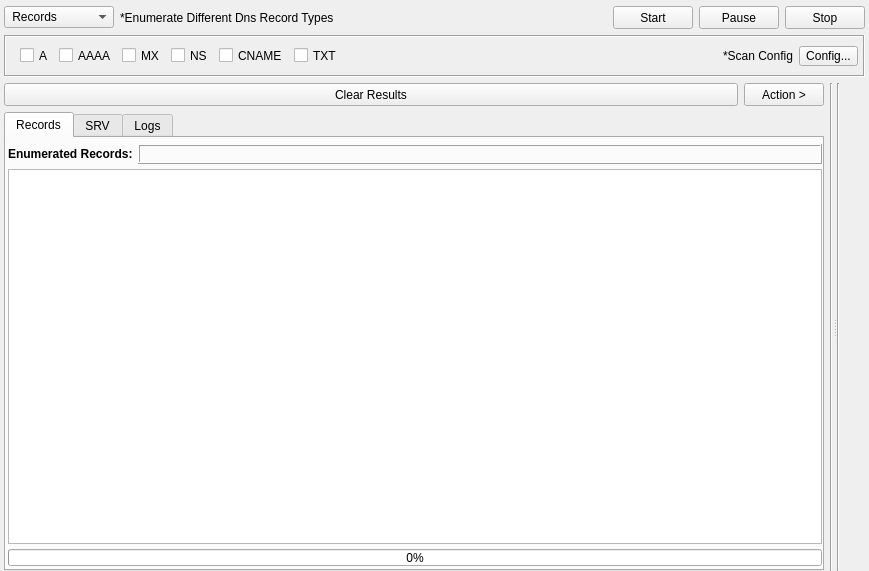
3nock/OTE, file gui/src/engines/dns/DnsRecords.ui: the form before one commit.
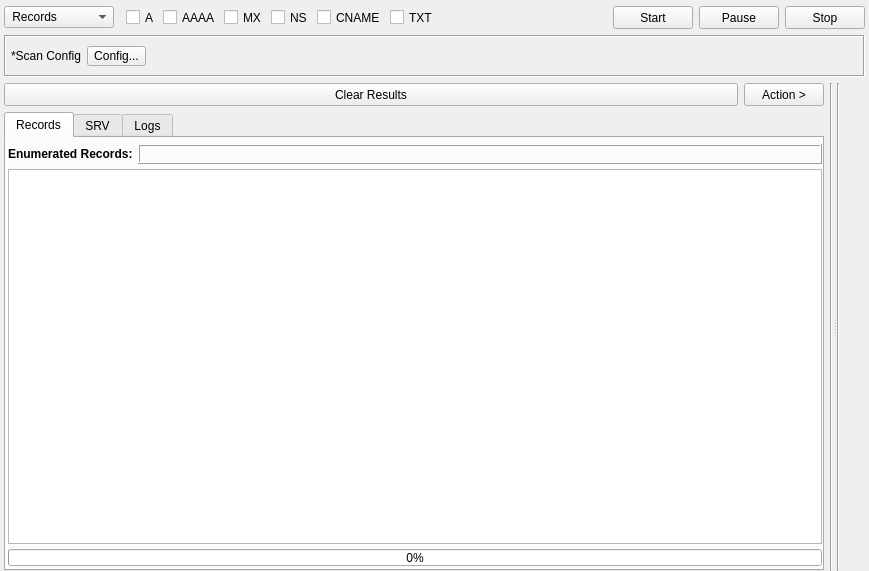
The form after the commit. Custom widgets are drawn as their Qt base class.

The edit to the form file:
```diff
--- a/gui/src/engines/dns/DnsRecords.ui
+++ b/gui/src/engines/dns/DnsRecords.ui
@@ -70,10 +70,144 @@
       </widget>
      </item>
      <item>
-      <widget class="QLabel" name="label_2">
-       <property name="text">
-        <string>*Enumerate Different Dns Record Types</string>
+      <widget class="QFrame" name="frame_records">
+       <property name="sizePolicy">
+        <sizepolicy hsizetype="Preferred" vsizetype="Maximum">
+         <horstretch>0</horstretch>
+         <verstretch>0</verstretch>
+        </sizepolicy>
        </property>
+       <property name="maximumSize">
+        <size>
+         <width>16777215</width>
+         <height>27</height>
+        </size>
+       </property>
+       <property name="frameShape">
+        <enum>QFrame::NoFrame</enum>
+       </property>
+       <property name="frameShadow">
+        <enum>QFrame::Sunken</enum>
+       </property>
+       <layout class="QHBoxLayout" name="horizontalLayout_4">
+        <property name="spacing">
+         <number>4</number>
+        </property>
+        <property name="leftMargin">
+         <number>6</number>
+        </property>
+        <property name="topMargin">
+         <number>1</number>
+        </property>
+        <property name="rightMargin">
+         <number>6</number>
+        </property>
+        <property name="bottomMargin">
+         <number>0</number>
+        </property>
+        <item>
+         <widget class="QCheckBox" name="checkBoxA">
+          <property name="maximumSize">
+           <size>
+            <width>16777215</width>
+            <height>15</height>
+           </size>
+          </property>
+          <property name="text">
+           <string>A</string>
+          </property>
+         </widget>
+        </item>
+        <item>
+         <widget class="QCheckBox" name="checkBoxAAAA">
+          <property name="maximumSize">
+           <size>
+            <width>16777215</width>
+            <height>15</height>
+           </size>
+          </property>
+          <property name="text">
+           <string>AAAA</string>
+          </property>
+         </widget>
+        </item>
+        <item>
+         <widget class="QCheckBox" name="checkBoxMX">
+          <property name="maximumSize">
+           <size>
+            <width>16777215</width>
+            <height>15</height>
+           </size>
+          </property>
+          <property name="font">
+           <font>
+            <weight>50</weight>
+            <bold>false</bold>
+           </font>
+          </property>
+          <property name="text">
+           <string>MX</string>
+          </property>
+         </widget>
+        </item>
+        <item>
+         <widget class="QCheckBox" name="checkBoxNS">
+          <property name="maximumSize">
+           <size>
+            <width>16777215</width>
+            <height>15</height>
+           </size>
+          </property>
+          <property name="font">
+           <font>
+            <weight>50</weight>
+            <bold>false</bold>
+           </font>
+          </property>
+          <property name="text">
+           <string>NS</string>
+          </property>
+         </widget>
+        </item>
+        <item>
+         <widget class="QCheckBox" name="checkBoxCNAME">
+          <property name="maximumSize">
+           <size>
+            <width>16777215</width>
+            <height>15</height>
+           </size>
+          </property>
+          <property name="font">
+           <font>
+            <weight>50</weight>
+            <bold>false</bold>
+           </font>
+          </property>
+          <property name="text">
+           <string>CNAME</string>
+          </property>
+         </widget>
+        </item>
+        <item>
+         <widget class="QCheckBox" name="checkBoxTXT">
+          <property name="maximumSize">
+           <size>
+            <width>16777215</width>
+            <height>15</height>
+           </size>
+          </property>
+          <property name="font">
+           <font>
+            <weight>50</weight>
+            <bold>false</bold>
+           </font>
+          </property>
+          <property name="text">
+           <string>TXT</string>
+          </property>
+         </widget>
+        </item>
+       </layout>
       </widget>
      </item>
      <item>
@@ -194,138 +328,20 @@
        <number>5</number>
       </property>
       <item>
-       <widget class="QFrame" name="frame_records">
-        <property name="sizePolicy">
-         <sizepolicy hsizetype="Preferred" vsizetype="Maximum">
-          <horstretch>0</horstretch>
-          <verstretch>0</verstretch>
-         </sizepolicy>
+       <widget class="QLabel" name="label_4">
+        <property name="text">
+         <string>*Scan Config</string>
         </property>
-        <property name="maximumSize">
-         <size>
-          <width>16777215</width>
-          <height>27</height>
-         </size>
+       </widget>
+      </item>
+      <item>
+       <widget class="QToolButton" name="buttonConfig">
+        <property name="styleSheet">
+         <string notr="true"/>
         </property>
-        <property name="frameShape">
-         <enum>QFrame::NoFrame</enum>
+        <property name="text">
+         <string>Config...</string>
         </property>
-        <property name="frameShadow">
-         <enum>QFrame::Sunken</enum>
-        </property>
-        <layout class="QHBoxLayout" name="horizontalLayout_4">
-         <property name="topMargin">
-          <number>1</number>
-         </property>
-         <property name="rightMargin">
-          <number>5</number>
-         </property>
-         <property name="bottomMargin">
-          <number>1</number>
-         </property>
-         <item>
-          <widget class="QCheckBox" name="checkBoxA">
-           <property name="maximumSize">
-            <size>
-             <width>16777215</width>
-             <height>15</height>
-            </size>
-           </property>
-           <property name="text">
-            <string>A</string>
-           </property>
-          </widget>
-         </item>
-         <item>
-          <widget class="QCheckBox" name="checkBoxAAAA">
-           <property name="maximumSize">
-            <size>
-             <width>16777215</width>
-             <height>15</height>
-            </size>
-           </property>
-           <property name="text">
-            <string>AAAA</string>
-           </property>
-          </widget>
-         </item>
-         <item>
-          <widget class="QCheckBox" name="checkBoxMX">
-           <property name="maximumSize">
-            <size>
-             <width>16777215</width>
-             <height>15</height>
-            </size>
-           </property>
-           <property name="font">
-            <font>
-             <weight>50</weight>
-             <bold>false</bold>
-            </font>
-           </property>
-           <property name="text">
-            <string>MX</string>
-           </property>
-          </widget>
-         </item>
-         <item>
-          <widget class="QCheckBox" name="checkBoxNS">
-           <property name="maximumSize">
-            <size>
-             <width>16777215</width>
-             <height>15</height>
-            </size>
-           </property>
-           <property name="font">
-            <font>
-             <weight>50</weight>
-             <bold>false</bold>
-            </font>
-           </property>
-           <property name="text">
-            <string>NS</string>
-           </property>
-          </widget>
-         </item>
-         <item>
-          <widget class="QCheckBox" name="checkBoxCNAME">
-           <property name="maximumSize">
-            <size>
-             <width>16777215</width>
-             <height>15</height>
-            </size>
-           </property>
-           <property name="font">
-            <font>
-             <weight>50</weight>
-             <bold>false</bold>
-            </font>
-           </property>
-           <property name="text">
-            <string>CNAME</string>
-           </property>
-          </widget>
-         </item>
-         <item>
-          <widget class="QCheckBox" name="checkBoxTXT">
-           <property name="maximumSize">
-            <size>
-             <width>16777215</width>
-             <height>15</height>
-            </size>
-           </property>
-           <property name="font">
-            <font>
-             <weight>50</weight>
-             <bold>false</bold>
-            </font>
-           </property>
-           <property name="text">
-            <string>TXT</string>
-           </property>
-          </widget>
-         </item>
-        </layout>
        </widget>
       </item>
       <item>
@@ -341,23 +357,6 @@
         </property>
        </spacer>
       </item>
-      <item>
-       <widget class="QLabel" name="label_4">
-        <property name="text">
-         <string>*Scan Config</string>
-        </property>
-       </widget>
-      </item>
-      <item>
-       <widget class="QToolButton" name="buttonConfig">
-        <property name="styleSheet">
-         <string notr="true"/>
-        </property>
-        <property name="text">
-         <string>Config...</string>
-        </property>
-       </widget>
-      </item>
      </layout>
     </widget>
    </item>
```
